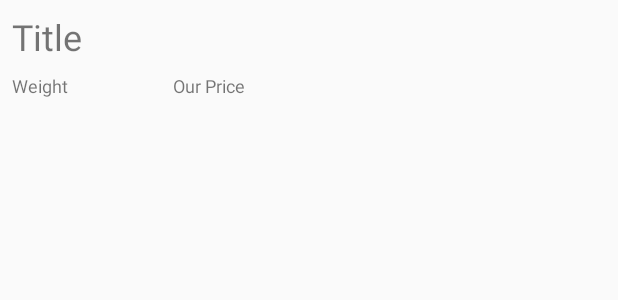
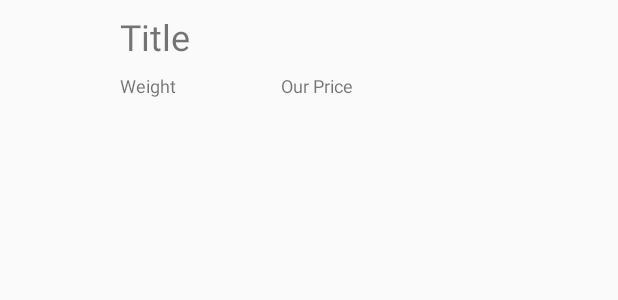
Before and after one commit to RohitShedage/ParkInfiniaMarket, an Android app: the layout item_product.xml on its own in the app's theme, with its tools: preview values and no code run, on a phone screen of 412 x 824 dp. Shown: the top 300 px of the screen. Run offline under Robolectric (Android 15) with nearby library versions, the phone set to English and light mode, and no system bars.

Commit message:
Fixed issue for response mapping and added Images

```diff
--- a/app/src/main/res/layout/item_product.xml
+++ b/app/src/main/res/layout/item_product.xml
@@ -4,29 +4,31 @@
     android:layout_height="wrap_content"
     android:orientation="vertical">
 
-    <!--<ImageView
+    <ImageView
         android:id="@+id/ivProductImage"
         android:layout_width="56dp"
         android:layout_height="56dp"
         android:layout_margin="8dp" />
--->
+
     <TextView
         android:id="@+id/tvTitle"
         android:layout_width="wrap_content"
         android:layout_height="wrap_content"
+        android:layout_toRightOf="@+id/ivProductImage"
         android:layout_margin="8dp"
         android:text="Title"
         android:textSize="24dp" />
-    <!--android:layout_toRightOf="@+id/ivProductImage"-->
+
     <TextView
         android:id="@+id/tvWeight"
         android:layout_width="wrap_content"
         android:layout_height="wrap_content"
+        android:layout_toRightOf="@+id/ivProductImage"
         android:layout_marginLeft="8dp"
         android:layout_below="@+id/tvTitle"
         android:text="Weight"
         android:textSize="12dp" />
-    <!--android:layout_toRightOf="@+id/ivProductImage"-->
+
     <TextView
         android:id="@+id/tvPrice"
         android:layout_width="wrap_content"
@@ -36,4 +38,5 @@
         android:layout_below="@+id/tvTitle"
         android:text="Our Price"
         android:textSize="12dp" />
+
 </RelativeLayout>
```
Also changed, not shown: app/src/main/java/com/chatak/parkinfiniamarket/Product.java (+3 -5 lines), app/src/main/java/com/chatak/parkinfiniamarket/ProductAdapter.java (+6 -6 lines), app/src/main/java/com/chatak/parkinfiniamarket/ProductListActivity.java (+7 -13 lines).
